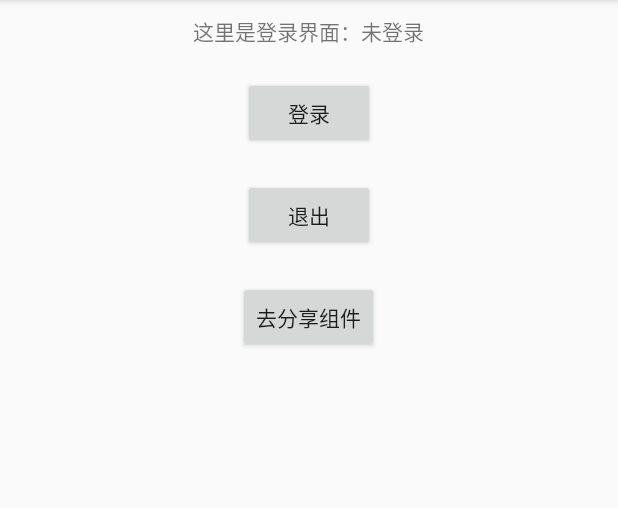
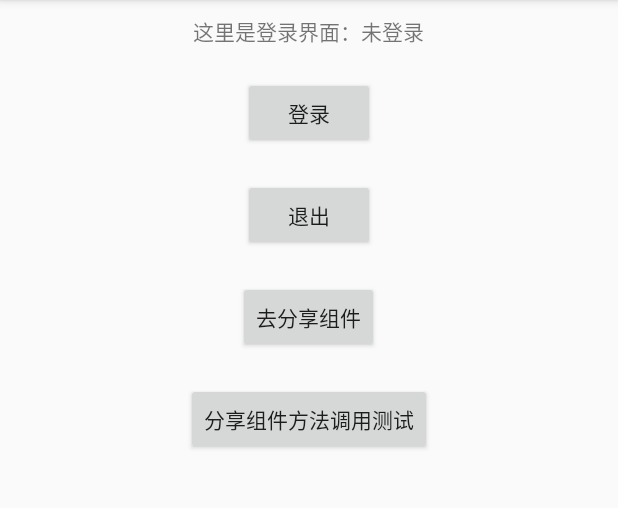
Before and after one commit to xhthh/ComponentDemo, an Android app: the LoginActivity screen opened directly, with no data from a screen before it, after a tap on "去分享组件", on a phone screen of 412 x 824 dp, the part 84-592 px from its top. Run offline under Robolectric (Android 15) with nearby library versions, the phone set to English and light mode, and no system bars; libraries missing offline, so code that uses them is left out: com.alibaba.android; 1 statement that could not run was skipped.

```diff
--- /dev/null
+++ b/basecomponent/src/main/java/com/xht/basecomponent/service/ShareExportService.java
@@ -0,0 +1,12 @@
+package com.xht.basecomponent.service;
+
+import com.alibaba.android.arouter.facade.template.IProvider;
+
+/**
+ * Created by xht on 2019/10/17.
+ */
+public interface ShareExportService extends IProvider {
+
+    String sayHello(String str);
+
+}
--- a/login/src/main/java/com/xht/login/LoginActivity.java
+++ b/login/src/main/java/com/xht/login/LoginActivity.java
@@ -3,11 +3,14 @@ package com.xht.login;
 import android.os.Bundle;
 import android.view.View;
 import android.widget.TextView;
+import android.widget.Toast;
 
 import androidx.appcompat.app.AppCompatActivity;
 
+import com.alibaba.android.arouter.facade.annotation.Autowired;
 import com.alibaba.android.arouter.facade.annotation.Route;
 import com.alibaba.android.arouter.launcher.ARouter;
+import com.xht.basecomponent.service.ShareExportService;
 
 @Route(path = "/account/login")
 public class LoginActivity extends AppCompatActivity {
@@ -45,4 +48,21 @@ public class LoginActivity extends AppCompatActivity {
     public void loginShare(View view) {
         ARouter.getInstance().build("/share/share").withString("share_content", "分享到微信").navigation();
     }
+
+
+    @Autowired
+    public ShareExportService mShareExportService;
+
+    /**
+     * 测试组件间通信，使用ARouter调用分享组件中暴露的方法
+     *
+     * @param view
+     */
+    public void shareTest(View view) {
+        ARouter.getInstance().inject(this);
+
+        String hello = mShareExportService.sayHello("微博");
+
+        Toast.makeText(this, hello, Toast.LENGTH_SHORT).show();
+    }
 }
--- a/login/src/main/res/layout/activity_login.xml
+++ b/login/src/main/res/layout/activity_login.xml
@@ -43,4 +43,13 @@
         android:onClick="loginShare"
         android:text="去分享组件" />
 
+
+    <Button
+        android:id="@+id/btn_login_share_test"
+        android:layout_width="wrap_content"
+        android:layout_height="wrap_content"
+        android:layout_marginTop="20dp"
+        android:onClick="shareTest"
+        android:text="分享组件方法调用测试" />
+
 </LinearLayout>
```
Also changed, not shown: base/build.gradle (+8 -8 lines), basecomponent/build.gradle (+10 -0 lines), share/src/main/java/com/xht/share/ShareServiceImpl.java (added, +23 -0 lines).
